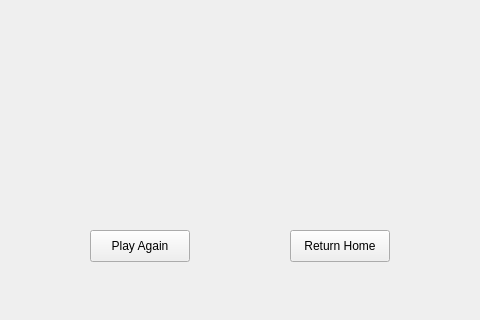
This is l.ui in jasonpliszak/BlackJackGame_EC327 as Qt 5 draws it before an edit; both pictures show x 260 to 740 and y 330 to 650 of the 1000 by 650 pixel window. The edited form follows.
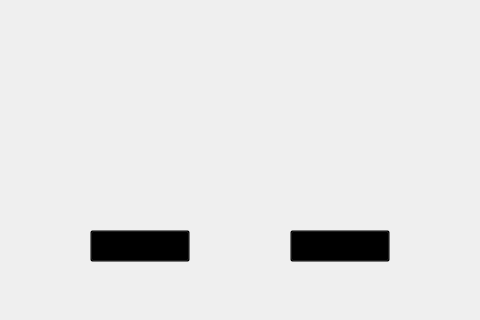
This is the edited form.

Commit message: blackjack kinda

Diff of the .ui file:
```diff
--- a/l.ui
+++ b/l.ui
@@ -41,6 +41,9 @@
      <height>32</height>
     </rect>
    </property>
+   <property name="styleSheet">
+    <string notr="true">background-color: transparent;</string>
+   </property>
    <property name="text">
     <string>Play Again</string>
    </property>
@@ -54,6 +57,9 @@
      <height>32</height>
     </rect>
    </property>
+   <property name="styleSheet">
+    <string notr="true">background-color: transparent;</string>
+   </property>
    <property name="text">
     <string>Return Home</string>
    </property>
```
The commit also changes 1 other file.
